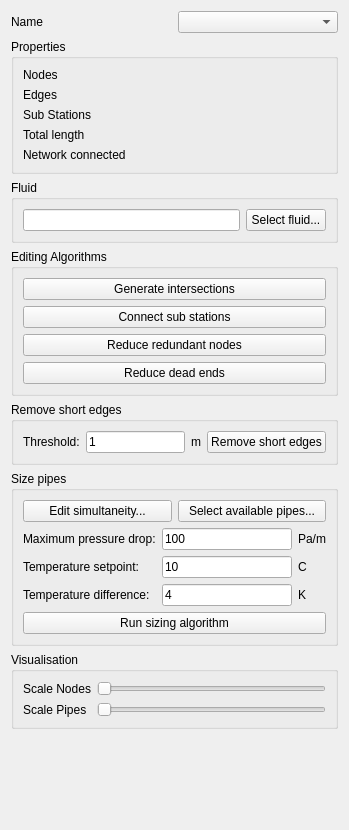
The window that SIM-VICUS/src/SVPropNetworkGeometryWidget.ui (ghorwin/SIM-VICUS) describes before a commit, drawn with Qt 5.
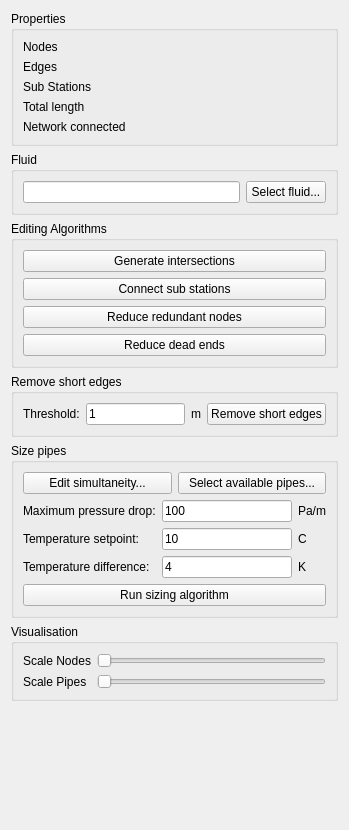
The same window after the commit. Custom widgets are drawn as their Qt base class.

Commit message: major rework networks: only the active network can be edited. Others are shown in different colors. objects can be re-assigned between networks.

The edit to the form file:
```diff
--- a/SIM-VICUS/src/SVPropNetworkGeometryWidget.ui
+++ b/SIM-VICUS/src/SVPropNetworkGeometryWidget.ui
@@ -14,20 +14,6 @@
    <string>Form</string>
   </property>
   <layout class="QVBoxLayout" name="verticalLayout_3">
-   <item>
-    <layout class="QHBoxLayout" name="horizontalLayout">
-     <item>
-      <widget class="QLabel" name="label_2">
-       <property name="text">
-        <string>Name</string>
-       </property>
-      </widget>
-     </item>
-     <item>
-      <widget class="QComboBox" name="comboBoxCurrentNetwork"/>
-     </item>
-    </layout>
-   </item>
    <item>
     <widget class="QGroupBox" name="groupBoxProperties">
      <property name="sizePolicy">
```
The commit also changes 26 other files.
